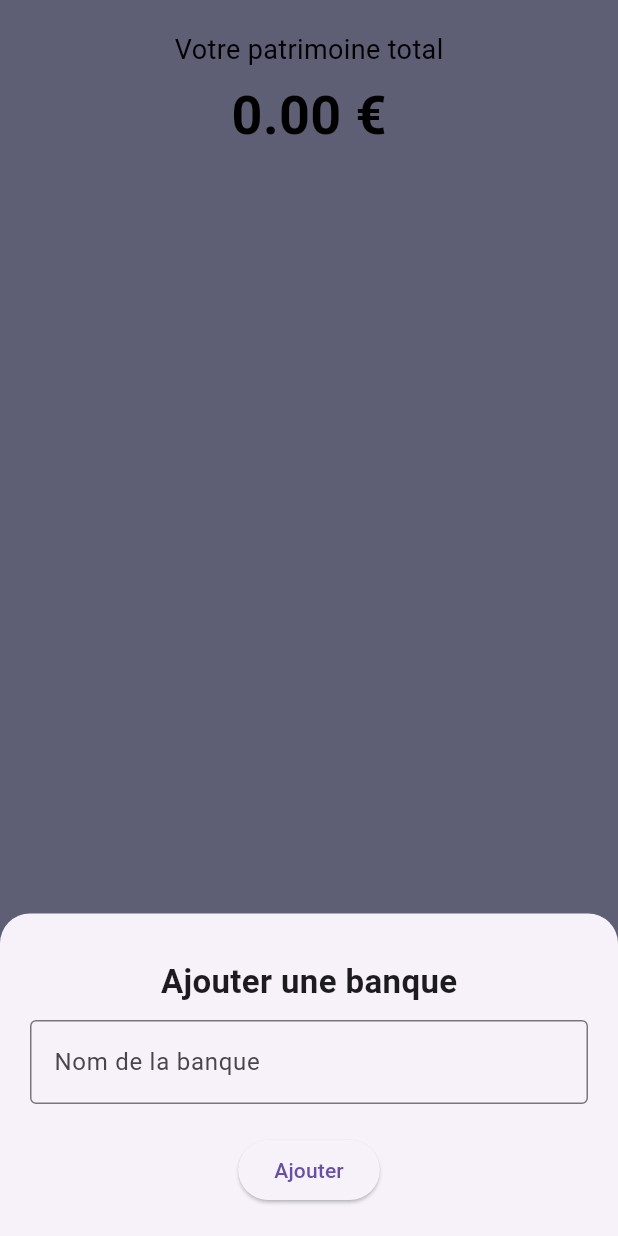
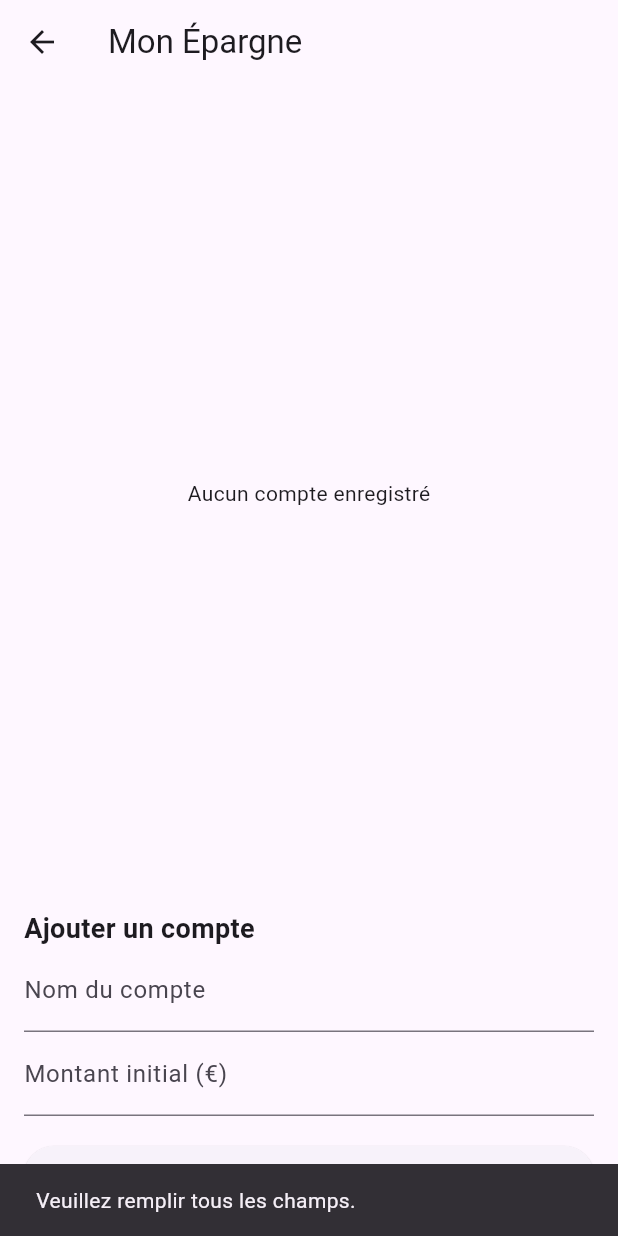
Before and after one commit to Lucasherfort/Bankfolio, a Flutter app: the screen it shows after launch, item 2 of the bottom bar chosen, after a tap on "Ajouter", on a phone screen of 412 x 824 dp. Run offline on Flutter 3.47's test engine with Material 3 defaults, Android fonts, the phone set to English and light mode, and no system bars.

Commit message:
ON change tout

```diff
--- a/lib/pages/home.dart
+++ b/lib/pages/home.dart
@@ -1,6 +1,8 @@
 import 'package:flutter/material.dart';
-import '../widgets/bank_card.dart';
-import 'add_account_page.dart';
+import 'package:myapplication/pages/savings_account.dart';
+import '../widgets/savings_card.dart';
+import '../widgets/investments_card.dart';
+import 'Savings_Info.dart';
 
 class HomePage extends StatefulWidget {
   const HomePage({super.key});
@@ -10,189 +12,111 @@ class HomePage extends StatefulWidget {
 }
 
 class _HomePageState extends State<HomePage> {
-  double patrimoine = 0.0; // valeur par défaut
-  List<String> banks = [];
+  double patrimoine = 0.0;
+
+  // 🔥 Les deux nouvelles listes
+  List<SavingsAccount> savingsAccounts = [];
+  List<SavingsAccount> investmentsAccounts = [];
+
   int selectedIndex = 0;
 
-  // Stocke les comptes par banque
-  Map<String, List<Map<String, dynamic>>> bankAccounts = {};
-
-  // --- Fonction pour mettre à jour le patrimoine ---
-  void setPatrimoine(double value) {
-    setState(() {
-      patrimoine = value;
-    });
-  }
-
+  // --- Mettre à jour le patrimoine ---
   void updatePatrimoine() {
     double total = 0.0;
-    for (var accounts in bankAccounts.values) {
-      total += accounts.fold(
-        0.0,
-            (sum, acc) => sum + (acc['amount'] as double) + (acc['interest'] as double),
-      );
+
+    for (var acc in savingsAccounts) {
+      total += acc.amount + acc.interest;
     }
-    setPatrimoine(total);
+    for (var acc in investmentsAccounts) {
+      total += acc.amount + acc.interest;
+    }
+
+    setState(() => patrimoine = total);
   }
 
   @override
   Widget build(BuildContext context) {
     return Scaffold(
       backgroundColor: const Color(0xFFCCCCFF),
-
       body: Column(
         children: [
-
-          // ----------- HEADER PATRIMOINE ----------- //
           SafeArea(
             child: Container(
               width: double.infinity,
               padding: const EdgeInsets.all(20),
               child: Column(
                 children: [
-                  const Text(
-                    "Votre patrimoine total",
-                    style: TextStyle(fontSize: 18, color: Colors.black),
-                  ),
+                  const Text("Votre patrimoine total",
+                      style: TextStyle(fontSize: 18)),
                   const SizedBox(height: 5),
                   Text(
                     "${patrimoine.toStringAsFixed(2)} €",
                     style: const TextStyle(
-                      fontSize: 36,
-                      fontWeight: FontWeight.bold,
-                      color: Colors.black,
-                    ),
+                        fontSize: 36, fontWeight: FontWeight.bold),
                   ),
                 ],
               ),
             ),
           ),
 
-          // ----------- LISTE DES BANQUES ----------- //
+          // ----------- CARTES ----------- //
           Expanded(
-            child: ListView.builder(
-              padding: EdgeInsets.zero,
-              itemCount: banks.length,
-              itemBuilder: (context, index) {
-                final bankName = banks[index];
-
-                return BankCard(
-                  bankName: bankName,
-                  accounts: bankAccounts[bankName] ?? [], // <-- passer les comptes ici
-                  onAddAccount: () async {
+            child: ListView(
+              padding: const EdgeInsets.all(16),
+              children: [
+                SavingsCard(
+                  accounts: savingsAccounts,
+                  onTap: () async {
                     final result = await Navigator.push(
                       context,
-                      MaterialPageRoute(builder: (_) => AddAccountPage(bankName: bankName)),
+                      MaterialPageRoute(
+                        builder: (_) => SavingsInfoPage(
+                          accounts: savingsAccounts, onAdd: (SavingsAccount p1) {  },
+                        ),
+                      ),
                     );
 
                     if (result != null) {
-                      if (!bankAccounts.containsKey(bankName)) bankAccounts[bankName] = [];
-                      bankAccounts[bankName]!.add(result);
+                      setState(() => savingsAccounts = result);
                       updatePatrimoine();
-
-                      ScaffoldMessenger.of(context).showSnackBar(
-                        SnackBar(content: Text("${result['type']} ajouté à $bankName")),
-                      );
                     }
                   },
-                  onDelete: () {
-                    showDialog(
-                      context: context,
-                      builder: (context) => AlertDialog(
-                        title: const Text("Confirmation"),
-                        content: Text("Êtes-vous sûr de vouloir supprimer la banque $bankName ?"),
-                        actions: [
-                          TextButton(onPressed: () => Navigator.pop(context), child: const Text("Annuler")),
-                          TextButton(
-                            onPressed: () {
-                              if (bankAccounts.containsKey(bankName)) bankAccounts.remove(bankName);
-                              updatePatrimoine();
-                              setState(() => banks.removeAt(index));
-                              Navigator.pop(context);
-                            },
-                            child: const Text("Supprimer", style: TextStyle(color: Colors.red)),
-                          ),
-                        ],
-                      ),
-                    );
+                ),
+                const SizedBox(height: 20),
+                InvestmentsCard(
+                  accounts: investmentsAccounts,
+                  onTap: () {
+                    // Plus tard : page investments
                   },
-                );
-              },
+                ),
+              ],
             ),
           ),
         ],
       ),
 
-      // ----------- BARRE DE NAVIGATION ----------- //
       bottomNavigationBar: BottomNavigationBar(
         currentIndex: selectedIndex,
         type: BottomNavigationBarType.fixed,
         items: const [
-          BottomNavigationBarItem(icon: Icon(Icons.home), label: "Comptes"),
-          BottomNavigationBarItem(icon: Icon(Icons.add), label: "Ajouter"),
-          BottomNavigationBarItem(icon: Icon(Icons.auto_graph), label: "Graphiques"),
-          BottomNavigationBarItem(icon: Icon(Icons.format_indent_increase), label: "Plan"),
+          BottomNavigationBarItem(icon: Icon(Icons.home), label: "Accueil"),
+          BottomNavigationBarItem(icon: Icon(Icons.auto_graph_outlined), label: "Graphiques"),
         ],
         onTap: (index) {
           setState(() => selectedIndex = index);
-          if (index == 1) openAddBankPanel();
+          if (index == 1) {
+            // Ajouter un compte épargne
+            Navigator.push(
+              context,
+              MaterialPageRoute(
+                builder: (_) => SavingsInfoPage(
+                  accounts: savingsAccounts, onAdd: (SavingsAccount p1) {  },
+                ),
+              ),
+            );
+          }
         },
       ),
     );
   }
-
-  // ----------- BOTTOM SHEET POUR AJOUTER UNE BANQUE ----------- //
-  void openAddBankPanel() {
-    TextEditingController controller = TextEditingController();
-
-    showModalBottomSheet(
-      context: context,
-      isScrollControlled: true,
-      shape: const RoundedRectangleBorder(
-        borderRadius: BorderRadius.vertical(top: Radius.circular(20)),
-      ),
-      builder: (_) {
-        return Padding(
-          padding: EdgeInsets.only(
-            bottom: MediaQuery.of(context).viewInsets.bottom,
-            left: 20, right: 20, top: 30,
-          ),
-          child: Column(
-            mainAxisSize: MainAxisSize.min,
-            children: [
-              const Text(
-                "Ajouter une banque",
-                style: TextStyle(fontSize: 22, fontWeight: FontWeight.bold),
-              ),
-              const SizedBox(height: 10),
-
-              TextField(
-                controller: controller,
-                decoration: const InputDecoration(
-                  labelText: "Nom de la banque",
-                  border: OutlineInputBorder(),
-                ),
-              ),
-
-              const SizedBox(height: 20),
-
-              ElevatedButton(
-                onPressed: () {
-                  if (controller.text.isNotEmpty) {
-                    setState(() {
-                      banks.add(controller.text);
-                    });
-                    Navigator.pop(context);
-                  }
-                },
-                child: const Text("Ajouter"),
-              ),
-
-              const SizedBox(height: 20),
-            ],
-          ),
-        );
-      },
-    );
-  }
 }
--- /dev/null
+++ b/lib/pages/savings_Info.dart
@@ -0,0 +1,88 @@
+import 'package:flutter/material.dart';
+import 'savings_account.dart';
+
+class SavingsInfoPage extends StatefulWidget {
+  final List<SavingsAccount> accounts;
+  final Function(SavingsAccount) onAdd;
+
+  const SavingsInfoPage({
+    super.key,
+    required this.accounts,
+    required this.onAdd,
+  });
+
+  @override
+  State<SavingsInfoPage> createState() => _SavingsInfoPageState();
+}
+
+class _SavingsInfoPageState extends State<SavingsInfoPage> {
+  final TextEditingController nameController = TextEditingController();
+  final TextEditingController amountController = TextEditingController();
+
+  void addAccount() {
+    final String name = nameController.text.trim();
+    final double? amount = double.tryParse(amountController.text.trim());
+
+    if (name.isEmpty || amount == null) {
+      ScaffoldMessenger.of(context).showSnackBar(
+        const SnackBar(content: Text("Veuillez remplir tous les champs.")),
+      );
+      return;
+    }
+
+    widget.onAdd(SavingsAccount(name: name, amount: amount, interest: 0));
+    Navigator.pop(context);
+  }
+
+  @override
+  Widget build(BuildContext context) {
+    return Scaffold(
+      appBar: AppBar(title: const Text("Mon Épargne")),
+      body: Padding(
+        padding: const EdgeInsets.all(16),
+        child: Column(
+          crossAxisAlignment: CrossAxisAlignment.start,
+          children: [
+            Expanded(
+              child: widget.accounts.isEmpty
+                  ? const Center(child: Text("Aucun compte enregistré"))
+                  : ListView.separated(
+                itemCount: widget.accounts.length,
+                separatorBuilder: (_, __) => const Divider(),
+                itemBuilder: (context, index) {
+                  final acc = widget.accounts[index];
+                  return ListTile(
+                    title: Text(acc.name),
+                    trailing: Text("${acc.amount.toStringAsFixed(2)} €"),
+                  );
+                },
+              ),
+            ),
+            const SizedBox(height: 20),
+            const Text(
+              "Ajouter un compte",
+              style: TextStyle(fontSize: 18, fontWeight: FontWeight.bold),
+            ),
+            TextField(
+              controller: nameController,
+              decoration: const InputDecoration(labelText: "Nom du compte"),
+            ),
+            TextField(
+              controller: amountController,
+              keyboardType: TextInputType.number,
+              decoration: const InputDecoration(labelText: "Montant initial (€)"),
+            ),
+            const SizedBox(height: 16),
+            SizedBox(
+              width: double.infinity,
+              child: ElevatedButton(
+                onPressed: addAccount,
+                child: const Text("Ajouter"),
+              ),
+            ),
+          ],
+        ),
+      ),
+    );
+  }
+}
--- /dev/null
+++ b/lib/pages/savings_account.dart
@@ -0,0 +1,25 @@
+class SavingsAccount {
+  String name;
+  double amount;
+  double interest;
+
+  SavingsAccount({
+    required this.name,
+    required this.amount,
+    required this.interest,
+  });
+
+  factory SavingsAccount.fromJson(Map<String, dynamic> json) {
+    return SavingsAccount(
+      name: json["name"] as String,
+      amount: json["amount"] as double,
+      interest: json["interest"] as double,
+    );
+  }
+
+  Map<String, dynamic> toJson() => {
+    "name": name,
+    "amount": amount,
+    "interest": interest,
+  };
+}
--- /dev/null
+++ b/lib/widgets/investments_card.dart
@@ -0,0 +1,75 @@
+import 'package:flutter/material.dart';
+import 'package:myapplication/pages/savings_account.dart';
+
+class InvestmentsCard extends StatelessWidget {
+  final List<SavingsAccount> accounts;
+  final VoidCallback onTap;
+
+  const InvestmentsCard({
+    super.key,
+    required this.accounts,
+    required this.onTap,
+  });
+
+  double get totalAmount =>
+      accounts.fold(0.0, (sum, a) => sum + a.amount);
+
+  double get totalInterest =>
+      accounts.fold(0.0, (sum, a) => sum + a.interest);
+
+  @override
+  Widget build(BuildContext context) {
+    bool hasNoAccounts = accounts.isEmpty;
+
+    return GestureDetector(
+      onTap: onTap,
+      child: Card(
+        shape: RoundedRectangleBorder(borderRadius: BorderRadius.circular(16)),
+        child: Padding(
+          padding: const EdgeInsets.all(20),
+          child: Column(
+            crossAxisAlignment: CrossAxisAlignment.start,
+            children: [
+              // TITRE + VALEUR À DROITE
+              Row(
+                mainAxisAlignment: MainAxisAlignment.spaceBetween,
+                children: [
+                  const Text(
+                    "Mes Investissements",
+                    style: TextStyle(
+                      fontSize: 18,
+                      fontWeight: FontWeight.bold,
+                    ),
+                  ),
+
+                  // Valeur affichée selon présence ou non de comptes
+                  Text(
+                    hasNoAccounts
+                        ? "0,00 €"
+                        : "${totalAmount.toStringAsFixed(2)} €",
+                    style: TextStyle(
+                      fontSize: 18,
+                      fontWeight: FontWeight.bold,
+                      color: hasNoAccounts
+                          ? Colors.black
+                          : (totalInterest >= 0 ? Colors.green : Colors.red),
+                    ),
+                  ),
+                ],
+              ),
+
+              const SizedBox(height: 12),
+
+              // Texte sous la valeur si aucun compte
+              if (hasNoAccounts)
+                const Text(
+                  "Cliquez pour ajouter un placement",
+                  style: TextStyle(color: Colors.grey),
+                ),
+            ],
+          ),
+        ),
+      ),
+    );
+  }
+}
--- /dev/null
+++ b/lib/widgets/savings_card.dart
@@ -0,0 +1,75 @@
+import 'package:flutter/material.dart';
+import '../pages/savings_account.dart';
+
+class SavingsCard extends StatelessWidget {
+  final List<SavingsAccount> accounts;
+  final VoidCallback onTap;
+
+  const SavingsCard({
+    super.key,
+    required this.accounts,
+    required this.onTap,
+  });
+
+  double get totalAmount =>
+      accounts.fold(0.0, (sum, a) => sum + a.amount);
+
+  double get totalInterest =>
+      accounts.fold(0.0, (sum, a) => sum + a.interest);
+
+  @override
+  Widget build(BuildContext context) {
+    bool hasNoAccounts = accounts.isEmpty;
+
+    double total = totalAmount + totalInterest;
+
+    Color interestColor =
+    total >= 0 ? Colors.green : Colors.red;
+
+    return GestureDetector(
+      onTap: onTap,
+      child: Card(
+        shape: RoundedRectangleBorder(borderRadius: BorderRadius.circular(16)),
+        child: Padding(
+          padding: const EdgeInsets.all(20),
+          child: Column(
+            crossAxisAlignment: CrossAxisAlignment.start,
+            children: [
+
+              // ---- Ligne titre + montant ----
+              Row(
+                mainAxisAlignment: MainAxisAlignment.spaceBetween,
+                children: [
+                  const Text(
+                    "Mon Épargne",
+                    style: TextStyle(fontSize: 18, fontWeight: FontWeight.bold),
+                  ),
+
+                  // Si vide → afficher 0,00€ en noir
+                  // Si non vide → total en vert ou rouge
+                  Text(
+                    "${total.toStringAsFixed(2)} €",
+                    style: TextStyle(
+                      fontSize: 20,
+                      fontWeight: FontWeight.bold,
+                      color: hasNoAccounts ? Colors.black : interestColor,
+                    ),
+                  ),
+                ],
+              ),
+
+              const SizedBox(height: 10),
+
+              // ---- Texte sous la ligne si aucun compte ----
+              if (hasNoAccounts)
+                const Text(
+                  "Cliquez pour ajouter un compte",
+                  style: TextStyle(color: Colors.grey),
+                ),
+            ],
+          ),
+        ),
+      ),
+    );
+  }
+}
```
Also changed, not shown: lib/pages/bank_detail_page.dart (added, +65 -0 lines), lib/widgets/account_card.dart (added, +36 -0 lines), lib/widgets/bank_card.dart (+56 -51 lines).
